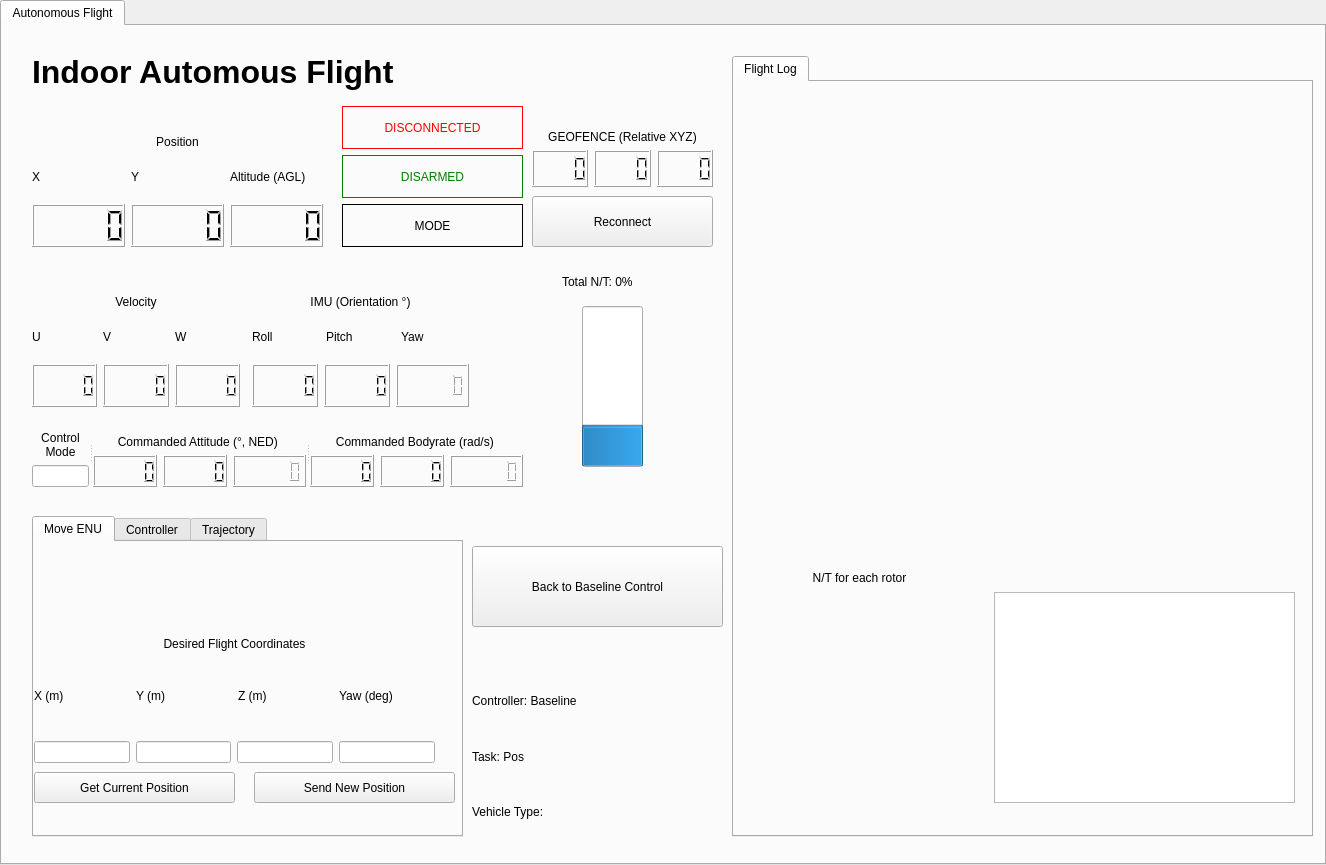
Above: src/GUI/single_drone_flight.ui from FSC-Lab/ros2_ground_station_gui before the change. Below: the same form after it.
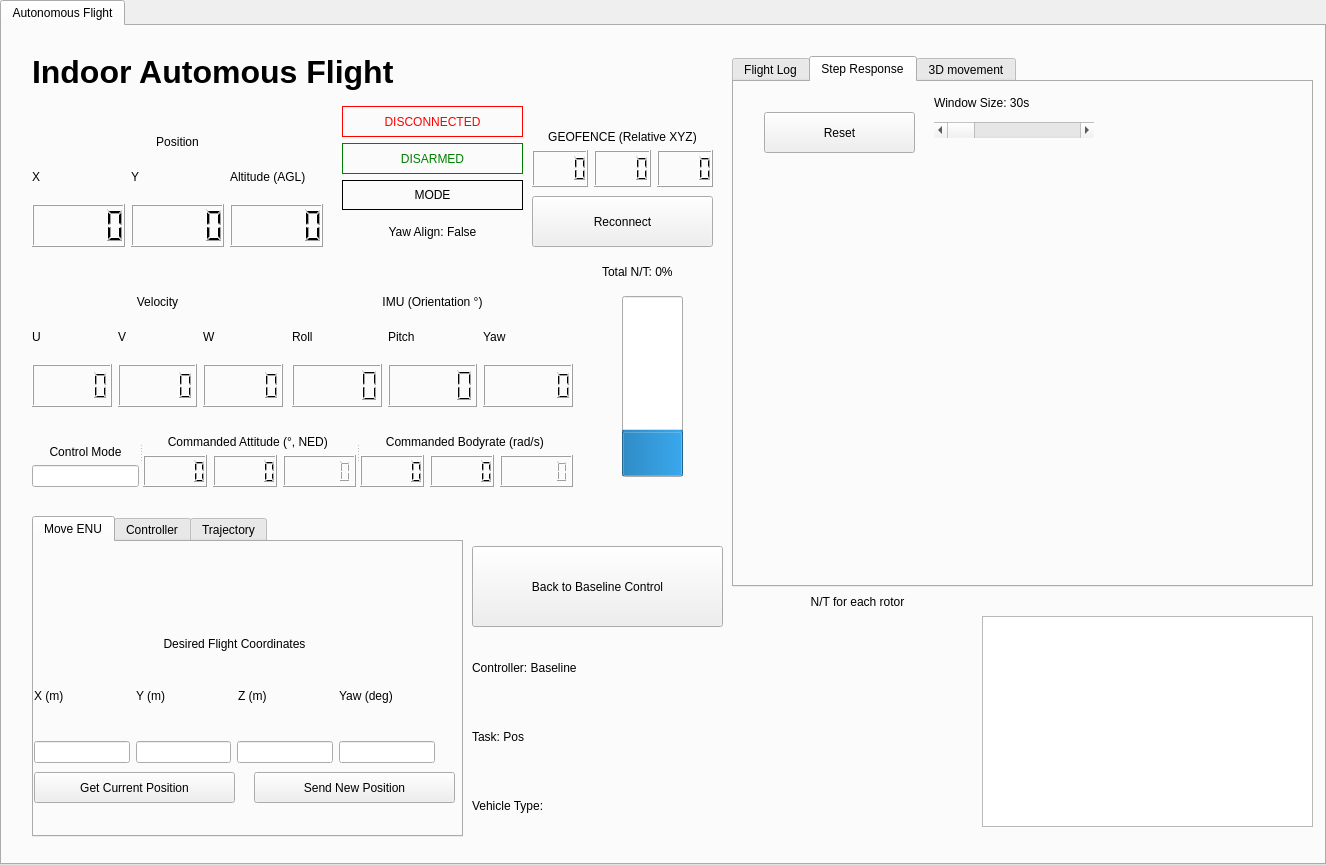
That is the form after the change. The open tabs and pages were chosen to show the change.

What changed in the file:
```diff
--- a/src/GUI/single_drone_flight.ui
+++ b/src/GUI/single_drone_flight.ui
@@ -43,9 +43,9 @@
    <widget class="QWidget" name="verticalLayoutWidget_4">
     <property name="geometry">
      <rect>
-      <x>250</x>
+      <x>290</x>
       <y>240</y>
-      <width>217</width>
+      <width>281</width>
       <height>141</height>
      </rect>
     </property>
@@ -109,7 +109,7 @@
      <rect>
       <x>30</x>
       <y>240</y>
-      <width>208</width>
+      <width>251</width>
       <height>141</height>
      </rect>
     </property>
@@ -291,6 +291,16 @@
        </property>
       </widget>
      </item>
+     <item>
+      <widget class="QLabel" name="StateYawAlign">
+       <property name="text">
+        <string>Yaw Align: False</string>
+       </property>
+       <property name="alignment">
+        <set>Qt::AlignCenter</set>
+       </property>
+      </widget>
+     </item>
     </layout>
    </widget>
    <widget class="QWidget" name="verticalLayoutWidget_19">
@@ -346,7 +356,7 @@
       <x>730</x>
       <y>30</y>
       <width>581</width>
-      <height>781</height>
+      <height>531</height>
      </rect>
     </property>
     <property name="currentIndex">
@@ -376,43 +386,66 @@
        </rect>
       </property>
      </widget>
-     <widget class="QWidget" name="display_quad_rotor_NT" native="true">
+    </widget>
+    <widget class="QWidget" name="tab">
+     <attribute name="title">
+      <string>Step Response</string>
+     </attribute>
+     <widget class="QPushButton" name="buttom_pref">
       <property name="geometry">
        <rect>
-        <x>20</x>
-        <y>510</y>
-        <width>231</width>
-        <height>211</height>
+        <x>30</x>
+        <y>30</y>
+        <width>151</width>
+        <height>41</height>
        </rect>
       </property>
+      <property name="text">
+       <string>Reset</string>
+      </property>
      </widget>
-     <widget class="QLabel" name="label_2">
+     <widget class="QScrollBar" name="scrollbar_pref">
       <property name="geometry">
        <rect>
-        <x>30</x>
-        <y>480</y>
-        <width>191</width>
-        <height>31</height>
+        <x>200</x>
+        <y>40</y>
+        <width>160</width>
+        <height>16</height>
        </rect>
       </property>
-      <property name="text">
-       <string>N/T for each rotor</string>
+      <property name="orientation">
+       <enum>Qt::Horizontal</enum>
       </property>
-      <property name="alignment">
-       <set>Qt::AlignCenter</set>
+     </widget>
+     <widget class="QLabel" name="label_pref">
+      <property name="geometry">
+       <rect>
+        <x>200</x>
+        <y>10</y>
+        <width>171</width>
+        <height>22</height>
+       </rect>
       </property>
+      <property name="text">
+       <string>Window Size: 30s</string>
+      </property>
      </widget>
-     <widget class="QListWidget" name="list_cmd_log">
+     <widget class="QWidget" name="x_y_z_pref" native="true">
       <property name="geometry">
        <rect>
-        <x>260</x>
-        <y>510</y>
-        <width>301</width>
-        <height>211</height>
+        <x>30</x>
+        <y>130</y>
+        <width>531</width>
+        <height>331</height>
        </rect>
       </property>
      </widget>
     </widget>
+    <widget class="QWidget" name="tab_2">
+     <attribute name="title">
+      <string>3D movement</string>
+     </attribute>
+    </widget>
    </widget>
    <widget class="QTabWidget" name="tabWidget">
     <property name="geometry">
@@ -664,7 +697,7 @@
      <rect>
       <x>30</x>
       <y>390</y>
-      <width>491</width>
+      <width>541</width>
       <height>71</height>
      </rect>
     </property>
@@ -793,10 +826,10 @@
    <widget class="QProgressBar" name="bar_normalized_throttle">
     <property name="geometry">
      <rect>
-      <x>580</x>
-      <y>280</y>
+      <x>620</x>
+      <y>270</y>
       <width>61</width>
-      <height>161</height>
+      <height>181</height>
      </rect>
     </property>
     <property name="value">
@@ -812,8 +845,8 @@
    <widget class="QLabel" name="label_total_nt">
     <property name="geometry">
      <rect>
-      <x>560</x>
-      <y>240</y>
+      <x>600</x>
+      <y>230</y>
       <width>91</width>
       <height>31</height>
      </rect>
@@ -826,9 +859,9 @@
     <property name="geometry">
      <rect>
       <x>470</x>
-      <y>650</y>
+      <y>610</y>
       <width>251</width>
-      <height>161</height>
+      <height>201</height>
      </rect>
     </property>
     <layout class="QVBoxLayout" name="verticalLayout_3">
@@ -855,6 +888,42 @@
      </item>
     </layout>
    </widget>
+   <widget class="QWidget" name="display_quad_rotor_NT" native="true">
+    <property name="geometry">
+     <rect>
+      <x>740</x>
+      <y>590</y>
+      <width>231</width>
+      <height>211</height>
+     </rect>
+    </property>
+   </widget>
+   <widget class="QLabel" name="label_2">
+    <property name="geometry">
+     <rect>
+      <x>760</x>
+      <y>560</y>
+      <width>191</width>
+      <height>31</height>
+     </rect>
+    </property>
+    <property name="text">
+     <string>N/T for each rotor</string>
+    </property>
+    <property name="alignment">
+     <set>Qt::AlignCenter</set>
+    </property>
+   </widget>
+   <widget class="QListWidget" name="list_cmd_log">
+    <property name="geometry">
+     <rect>
+      <x>980</x>
+      <y>590</y>
+      <width>331</width>
+      <height>211</height>
+     </rect>
+    </property>
+   </widget>
   </widget>
  </widget>
  <resources/>
```
Left out of the diff: 2 changed lines with no effect on the pictures.
